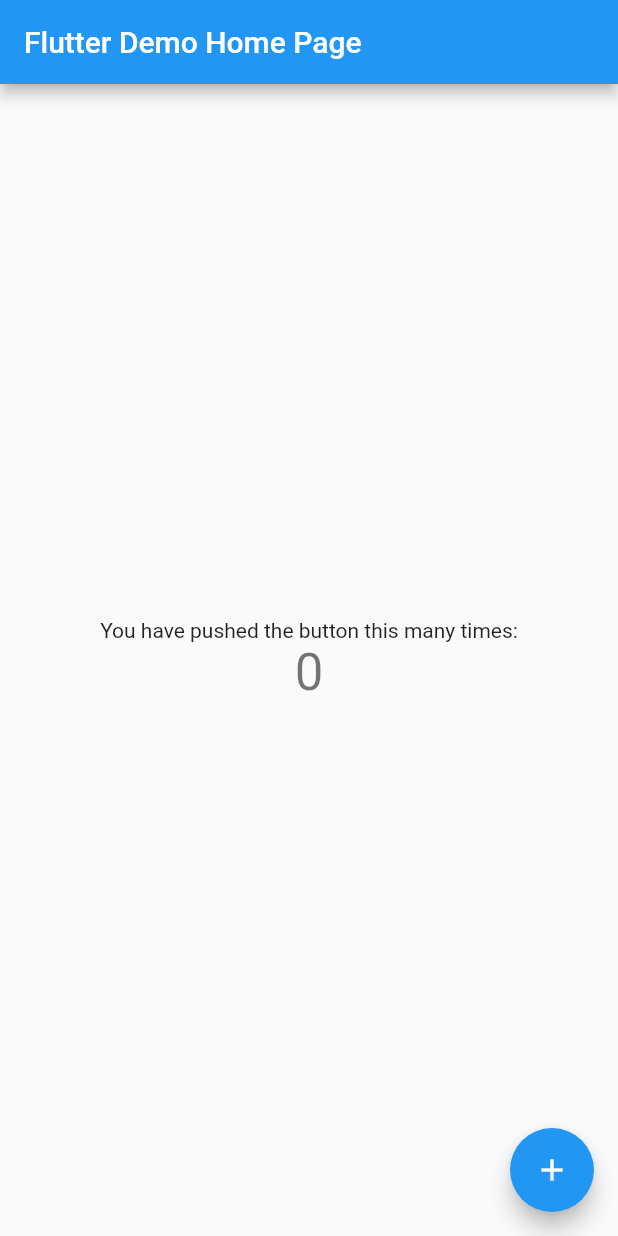
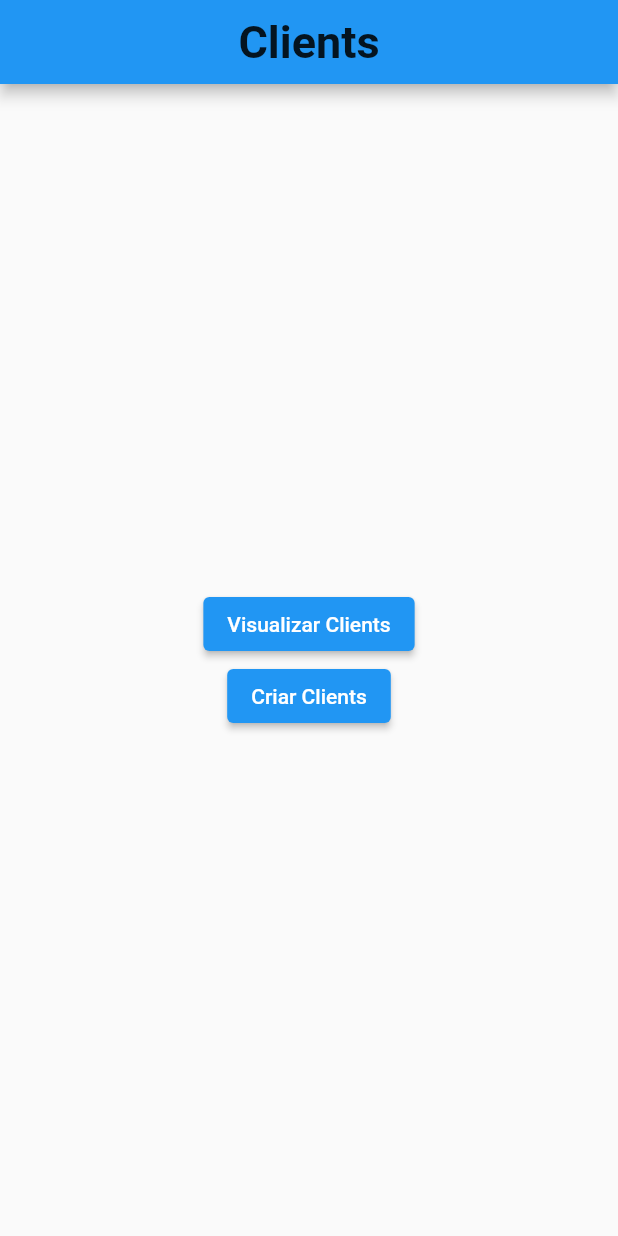
Before and after one commit to RaulDuque/Atividade-Lucas, a Flutter app: the screen it shows after launch, on a phone screen of 412 x 824 dp. Run offline on Flutter 3.47's test engine with Material 2 defaults, Android fonts, the phone set to English and light mode, and no system bars.

Commit message:
appbar body e button

```diff
--- a/lib/main.dart
+++ b/lib/main.dart
@@ -1,113 +1,47 @@
 import 'package:flutter/material.dart';
 
 void main() {
-  runApp(MyApp());
+  runApp(MaterialApp(
+    debugShowCheckedModeBanner: false,
+    home: HomePage(),
+  ));
 }
 
-class MyApp extends StatelessWidget {
-  // This widget is the root of your application.
+class HomePage extends StatefulWidget {
+  HomePage({Key? key}) : super(key: key);
+
+  @override
+  _HomePageState createState() => _HomePageState();
+}
+
+class _HomePageState extends State<HomePage> {
   @override
   Widget build(BuildContext context) {
-    return MaterialApp(
-      title: 'Flutter Demo',
-      theme: ThemeData(
-        // This is the theme of your application.
-        //
-        // Try running your application with "flutter run". You'll see the
-        // application has a blue toolbar. Then, without quitting the app, try
-        // changing the primarySwatch below to Colors.green and then invoke
-        // "hot reload" (press "r" in the console where you ran "flutter run",
-        // or simply save your changes to "hot reload" in a Flutter IDE).
-        // Notice that the counter didn't reset back to zero; the application
-        // is not restarted.
-        primarySwatch: Colors.blue,
-      ),
-      home: MyHomePage(title: 'Flutter Demo Home Page'),
-    );
-  }
-}
-
-class MyHomePage extends StatefulWidget {
-  MyHomePage({Key? key, required this.title}) : super(key: key);
-
-  // This widget is the home page of your application. It is stateful, meaning
-  // that it has a State object (defined below) that contains fields that affect
-  // how it looks.
-
-  // This class is the configuration for the state. It holds the values (in this
-  // case the title) provided by the parent (in this case the App widget) and
-  // used by the build method of the State. Fields in a Widget subclass are
-  // always marked "final".
-
-  final String title;
-
-  @override
-  _MyHomePageState createState() => _MyHomePageState();
-}
-
-class _MyHomePageState extends State<MyHomePage> {
-  int _counter = 0;
-
-  void _incrementCounter() {
-    setState(() {
-      // This call to setState tells the Flutter framework that something has
-      // changed in this State, which causes it to rerun the build method below
-      // so that the display can reflect the updated values. If we changed
-      // _counter without calling setState(), then the build method would not be
-      // called again, and so nothing would appear to happen.
-      _counter++;
-    });
-  }
-
-  @override
-  Widget build(BuildContext context) {
-    // This method is rerun every time setState is called, for instance as done
-    // by the _incrementCounter method above.
-    //
-    // The Flutter framework has been optimized to make rerunning build methods
-    // fast, so that you can just rebuild anything that needs updating rather
-    // than having to individually change instances of widgets.
     return Scaffold(
         appBar: AppBar(
-        // Here we take the value from the MyHomePage object that was created by
-        // the App.build method, and use it to set our appbar title.
-        title: Text(widget.title),
+          centerTitle: true,
+          title: Text(
+            'Clients',
+            style: TextStyle(
+                color: Colors.black87,
+                fontSize: 30,
+                fontWeight: FontWeight.bold),
+          ),
         ),
         body: Center(
-        // Center is a layout widget. It takes a single child and positions it
-        // in the middle of the parent.
           child: Column(
-          // Column is also a layout widget. It takes a list of children and
-          // arranges them vertically. By default, it sizes itself to fit its
-          // children horizontally, and tries to be as tall as its parent.
-          //
-          // Invoke "debug painting" (press "p" in the console, choose the
-          // "Toggle Debug Paint" action from the Flutter Inspector in Android
-          // Studio, or the "Toggle Debug Paint" command in Visual Studio Code)
-          // to see the wireframe for each widget.
-          //
-          // Column has various properties to control how it sizes itself and
-          // how it positions its children. Here we use mainAxisAlignment to
-          // center the children vertically; the main axis here is the vertical
-          // axis because Columns are vertical (the cross axis would be
-          // horizontal).
             mainAxisAlignment: MainAxisAlignment.center,
             children: <Widget>[
-            Text(
-              'You have pushed the button this many times:',
+              ElevatedButton(
+                onPressed: () {},
+                child: Text('Visualizar Clients'),
               ),
-            Text(
-              '$_counter',
-              style: Theme.of(context).textTheme.headline4,
+              ElevatedButton(
+                onPressed: () {},
+                child: Text('Criar Clients'),
               ),
             ],
           ),
-      ),
-      floatingActionButton: FloatingActionButton(
-        onPressed: _incrementCounter,
-        tooltip: 'Increment',
-        child: Icon(Icons.add),
-      ), // This trailing comma makes auto-formatting nicer for build methods.
-    );
+        ));
   }
 }
```
Lines whose indentation alone changed are shown as unchanged.
